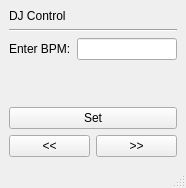
The window that C++/Examples/Head First Design Patterns/12-09_Lets_check_out_the_BeatModelInterface/djviewcontrol.ui (apkretov/rpw) describes before a commit, drawn with Qt 5.
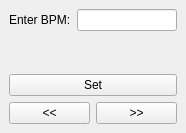
The same window after the commit.

Commit message: Removing the 'DJ Control' label

What changed in the file:
```diff
--- a/C++/Examples/Head First Design Patterns/12-09_Lets_check_out_the_BeatModelInterface/djviewcontrol.ui
+++ b/C++/Examples/Head First Design Patterns/12-09_Lets_check_out_the_BeatModelInterface/djviewcontrol.ui
@@ -10,7 +10,7 @@
     <x>0</x>
     <y>0</y>
     <width>186</width>
-    <height>188</height>
+    <height>133</height>
    </rect>
   </property>
   <property name="sizePolicy">
@@ -24,24 +24,6 @@
   </property>
   <widget class="QWidget" name="centralwidget">
    <layout class="QVBoxLayout" name="verticalLayout_2">
-    <item>
-     <layout class="QVBoxLayout" name="verticalLayout">
-      <item>
-       <widget class="QLabel" name="label">
-        <property name="text">
-         <string>DJ Control</string>
-        </property>
-       </widget>
-      </item>
-      <item>
-       <widget class="Line" name="line">
-        <property name="orientation">
-         <enum>Qt::Orientation::Horizontal</enum>
-        </property>
-       </widget>
-      </item>
-     </layout>
-    </item>
     <item>
      <layout class="QHBoxLayout" name="horizontalLayout_2">
       <item>
@@ -106,7 +88,6 @@
     </rect>
    </property>
   </widget>
-  <widget class="QStatusBar" name="statusbar"/>
  </widget>
  <resources/>
  <connections/>
```
The commit also changes 1 other file.
